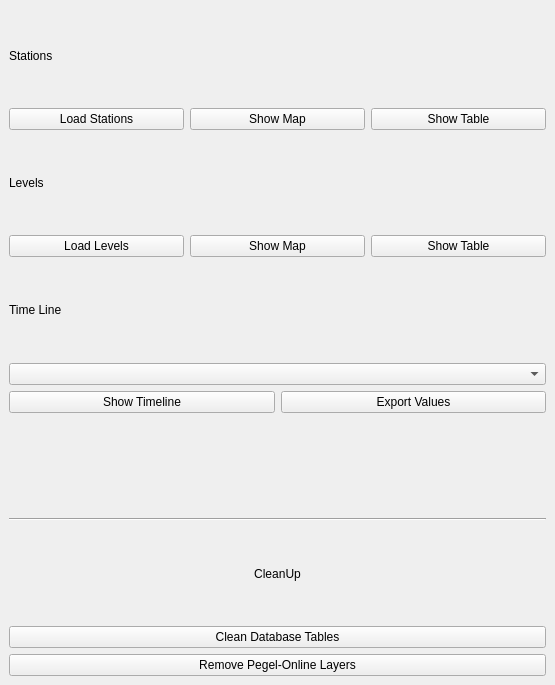
Before: the Qt Designer form pegel_online_dockwidget_base.ui in antFlep/PegelOnline, drawn with Qt 5.
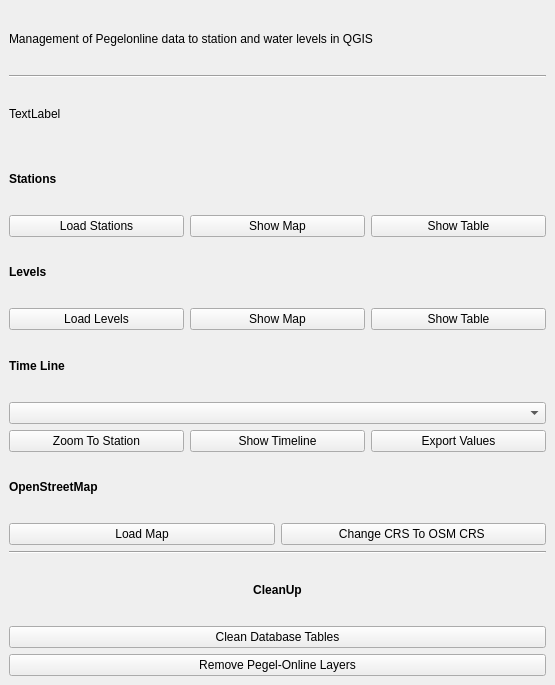
After: the same form once the commit is applied.

Commit message: Added OpenStreetMap layer option, zoom to station option & some bugfixes

```diff
--- a/pegel_online_dockwidget_base.ui
+++ b/pegel_online_dockwidget_base.ui
@@ -15,35 +15,7 @@
   </property>
   <widget class="QWidget" name="dockWidgetContents">
    <layout class="QGridLayout" name="gridLayout">
-    <item row="17" column="0">
-     <layout class="QVBoxLayout" name="verticalLayout">
-      <item>
-       <widget class="QPushButton" name="pbCleanDb">
-        <property name="text">
-         <string>Clean Database Tables</string>
-        </property>
-       </widget>
-      </item>
-      <item>
-       <widget class="QPushButton" name="pbRemoveLayers">
-        <property name="text">
-         <string>Remove Pegel-Online Layers</string>
-        </property>
-       </widget>
-      </item>
-     </layout>
-    </item>
-    <item row="16" column="0">
-     <widget class="QLabel" name="label_4">
-      <property name="text">
-       <string>CleanUp</string>
-      </property>
-      <property name="alignment">
-       <set>Qt::AlignCenter</set>
-      </property>
-     </widget>
-    </item>
-    <item row="1" column="0">
+    <item row="4" column="0">
      <layout class="QHBoxLayout" name="horizontalLayout">
       <item>
        <widget class="QPushButton" name="pbStationsLoad">
@@ -68,14 +40,14 @@
       </item>
      </layout>
     </item>
-    <item row="0" column="0">
-     <widget class="QLabel" name="label">
+    <item row="14" column="0">
+     <widget class="QLabel" name="label_3">
       <property name="text">
-       <string>Stations</string>
+       <string>&lt;b&gt;Time Line&lt;/b&gt;</string>
       </property>
      </widget>
     </item>
-    <item row="6" column="0">
+    <item row="9" column="0">
      <layout class="QHBoxLayout" name="horizontalLayout_2">
       <item>
        <widget class="QPushButton" name="pbCurrentLoad">
@@ -100,22 +72,43 @@
       </item>
      </layout>
     </item>
-    <item row="5" column="0">
+    <item row="3" column="0">
+     <widget class="QLabel" name="label">
+      <property name="text">
+       <string>&lt;b&gt;Stations&lt;/b&gt;</string>
+      </property>
+     </widget>
+    </item>
+    <item row="8" column="0">
      <widget class="QLabel" name="label_2">
       <property name="text">
-       <string>Levels</string>
+       <string>&lt;b&gt;Levels&lt;/b&gt;</string>
       </property>
      </widget>
     </item>
-    <item row="11" column="0">
-     <widget class="QLabel" name="label_3">
+    <item row="1" column="0">
+     <widget class="Line" name="line_2">
+      <property name="orientation">
+       <enum>Qt::Horizontal</enum>
+      </property>
+     </widget>
+    </item>
+    <item row="19" column="0">
+     <widget class="QLabel" name="label_5">
       <property name="text">
-       <string>Time Line</string>
+       <string>&lt;b&gt;OpenStreetMap&lt;/b&gt;</string>
       </property>
      </widget>
     </item>
-    <item row="13" column="0">
+    <item row="18" column="0">
      <layout class="QHBoxLayout" name="horizontalLayout_3">
+      <item>
+       <widget class="QPushButton" name="pbTimelineZoom">
+        <property name="text">
+         <string>Zoom To Station</string>
+        </property>
+       </widget>
+      </item>
       <item>
        <widget class="QPushButton" name="pbTimelinePNG">
         <property name="text">
@@ -132,27 +125,83 @@
       </item>
      </layout>
     </item>
-    <item row="15" column="0">
+    <item row="20" column="0">
+     <layout class="QHBoxLayout" name="horizontalLayout_5">
+      <item>
+       <widget class="QPushButton" name="pbOsmLoad">
+        <property name="text">
+         <string>Load Map</string>
+        </property>
+       </widget>
+      </item>
+      <item>
+       <widget class="QPushButton" name="pbChangeCrs">
+        <property name="text">
+         <string>  Change CRS To OSM CRS   </string>
+        </property>
+       </widget>
+      </item>
+     </layout>
+    </item>
+    <item row="22" column="0">
+     <widget class="QLabel" name="label_4">
+      <property name="text">
+       <string>&lt;b&gt;CleanUp&lt;/b&gt;</string>
+      </property>
+      <property name="alignment">
+       <set>Qt::AlignCenter</set>
+      </property>
+     </widget>
+    </item>
+    <item row="21" column="0">
      <widget class="Line" name="line">
       <property name="orientation">
        <enum>Qt::Horizontal</enum>
       </property>
      </widget>
     </item>
-    <item row="14" column="0">
-     <widget class="QLabel" name="label_5">
-      <property name="text">
-       <string/>
-      </property>
-     </widget>
+    <item row="23" column="0">
+     <layout class="QVBoxLayout" name="verticalLayout">
+      <item>
+       <widget class="QPushButton" name="pbCleanDb">
+        <property name="text">
+         <string>Clean Database Tables</string>
+        </property>
+       </widget>
+      </item>
+      <item>
+       <widget class="QPushButton" name="pbRemoveLayers">
+        <property name="text">
+         <string>Remove Pegel-Online Layers</string>
+        </property>
+       </widget>
+      </item>
+     </layout>
     </item>
-    <item row="12" column="0">
-     <layout class="QVBoxLayout" name="verticalLayout_2">
+    <item row="15" column="0">
+     <layout class="QHBoxLayout" name="horizontalLayout_4">
       <item>
        <widget class="QComboBox" name="cboxTimelineSelect"/>
       </item>
      </layout>
     </item>
+    <item row="0" column="0">
+     <widget class="QLabel" name="label_6">
+      <property name="text">
+       <string>Management of Pegelonline data to station and water levels in QGIS</string>
+      </property>
+      <property name="wordWrap">
+       <bool>true</bool>
+      </property>
+     </widget>
+    </item>
+    <item row="2" column="0">
+     <widget class="QLabel" name="label_7">
+      <property name="text">
+       <string>TextLabel</string>
+      </property>
+     </widget>
+    </item>
    </layout>
   </widget>
  </widget>
```
The commit also changes 11 other files.
